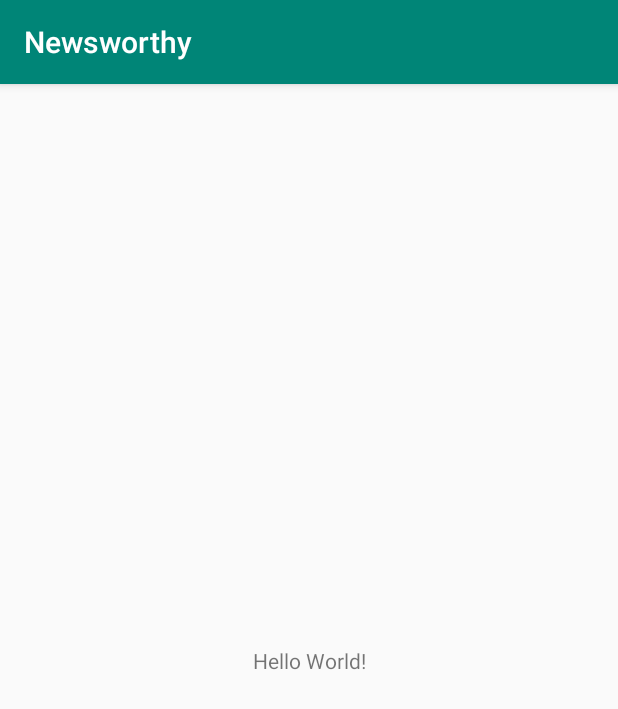
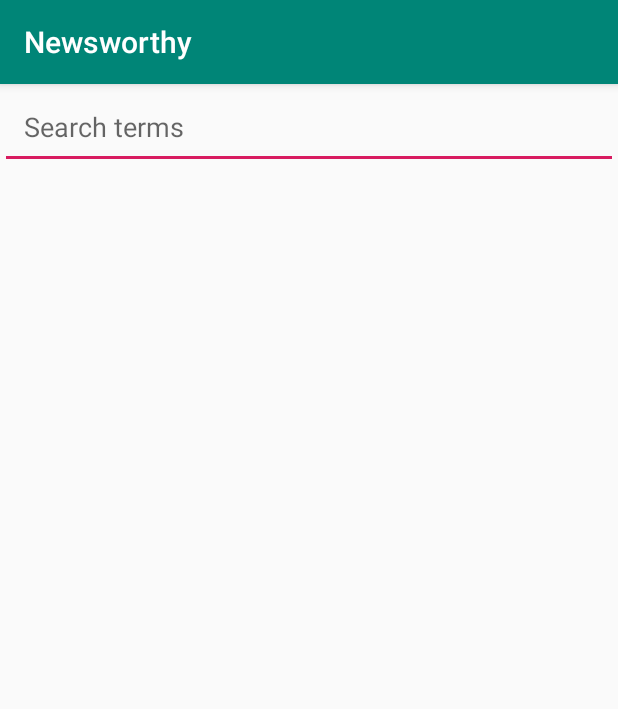
Before and after one commit to bqfix/Newsworthy, an Android app: the screen it shows after launch (MainActivity), on a phone screen of 412 x 824 dp. Shown: the top 709 px of the screen. Run offline under Robolectric (Android 15) with nearby library versions, the phone set to English and light mode, and no system bars.

Commit message:
Setup basic layout
For front page

```diff
--- a/app/build.gradle
+++ b/app/build.gradle
@@ -25,4 +25,5 @@
     testImplementation 'junit:junit:4.12'
     androidTestImplementation 'com.android.support.test:runner:1.0.2'
     androidTestImplementation 'com.android.support.test.espresso:espresso-core:3.0.2'
+    implementation 'com.android.support:recyclerview-v7:28.0.0'
 }
--- a/app/src/main/res/layout/activity_main.xml
+++ b/app/src/main/res/layout/activity_main.xml
@@ -1,18 +1,24 @@
 <?xml version="1.0" encoding="utf-8"?>
-<android.support.constraint.ConstraintLayout xmlns:android="http://schemas.android.com/apk/res/android"
+<LinearLayout xmlns:android="http://schemas.android.com/apk/res/android"
     xmlns:app="http://schemas.android.com/apk/res-auto"
     xmlns:tools="http://schemas.android.com/tools"
     android:layout_width="match_parent"
     android:layout_height="match_parent"
-    tools:context=".MainActivity">
+    tools:context=".MainActivity"
+    android:orientation="vertical">
 
-    <TextView
-        android:layout_width="wrap_content"
+    <EditText
+        android:id="@+id/search_edit_text"
+        android:layout_width="match_parent"
         android:layout_height="wrap_content"
-        android:text="Hello World!"
-        app:layout_constraintBottom_toBottomOf="parent"
-        app:layout_constraintLeft_toLeftOf="parent"
-        app:layout_constraintRight_toRightOf="parent"
-        app:layout_constraintTop_toTopOf="parent" />
+        android:hint="@string/edit_text_hint"
+        android:padding="16dp"
+        android:maxLines="1"/>
 
-</android.support.constraint.ConstraintLayout>
+    <android.support.v7.widget.RecyclerView
+        android:id="@+id/main_recycler_view"
+        android:layout_width="match_parent"
+        android:layout_height="0dp"
+        android:layout_weight="1"/>
+
+</LinearLayout>
--- a/app/src/main/res/values/strings.xml
+++ b/app/src/main/res/values/strings.xml
@@ -1,3 +1,8 @@
 <resources>
+    <!-- App Titles -->
     <string name="app_name">Newsworthy</string>
+
+    <!-- Main Activity Strings -->
+    <string name="edit_text_hint">Search terms</string>
+    <string name="search">Search</string>
 </resources>
```
